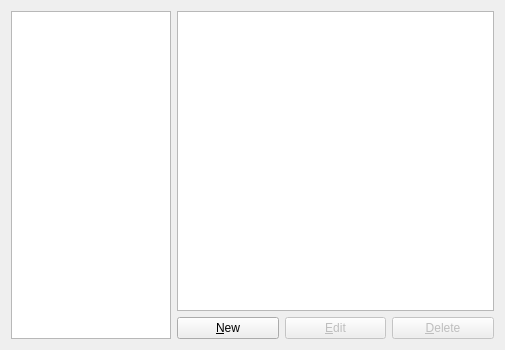
This is gns3/modules/qemu/ui/qemu_vm_preferences_page.ui in GNS3/gns3-gui as Qt 5 draws it before an edit. The edited form follows.
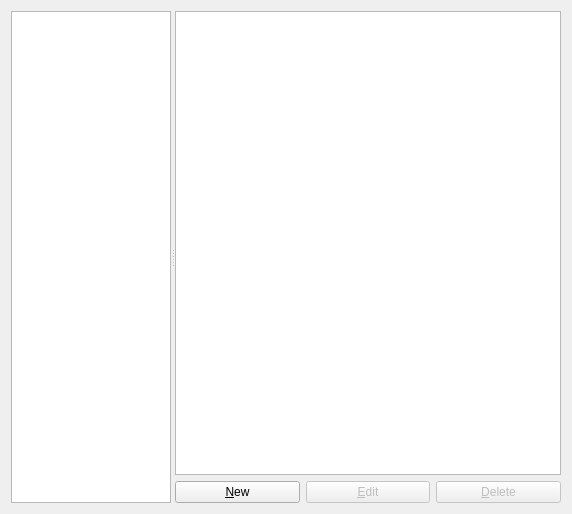
This is the edited form.

Commit message: Improvements for the preferences dialog (splitter layouts, save/restore geometry etc.)

Patch:
```diff
--- a/gns3/modules/qemu/ui/qemu_vm_preferences_page.ui
+++ b/gns3/modules/qemu/ui/qemu_vm_preferences_page.ui
@@ -6,8 +6,8 @@
    <rect>
     <x>0</x>
     <y>0</y>
-    <width>505</width>
-    <height>350</height>
+    <width>572</width>
+    <height>514</height>
    </rect>
   </property>
   <property name="windowTitle">
@@ -19,71 +19,15 @@
   <property name="accessibleDescription">
    <string/>
   </property>
-  <layout class="QGridLayout" name="gridLayout">
-   <item row="1" column="1">
-    <layout class="QHBoxLayout" name="horizontalLayout_5">
+  <layout class="QVBoxLayout" name="verticalLayout_2">
      <item>
-      <widget class="QPushButton" name="uiNewQemuVMPushButton">
-       <property name="text">
-        <string>&amp;New</string>
-       </property>
-      </widget>
-     </item>
-     <item>
-      <widget class="QPushButton" name="uiEditQemuVMPushButton">
-       <property name="enabled">
-        <bool>false</bool>
-       </property>
-       <property name="text">
-        <string>&amp;Edit</string>
-       </property>
-      </widget>
-     </item>
-     <item>
-      <widget class="QPushButton" name="uiDeleteQemuVMPushButton">
-       <property name="enabled">
-        <bool>false</bool>
-       </property>
-       <property name="text">
-        <string>&amp;Delete</string>
-       </property>
-      </widget>
-     </item>
-    </layout>
-   </item>
-   <item row="0" column="1">
-    <widget class="QTreeWidget" name="uiQemuVMInfoTreeWidget">
-     <property name="sizePolicy">
-      <sizepolicy hsizetype="MinimumExpanding" vsizetype="Expanding">
-       <horstretch>0</horstretch>
-       <verstretch>0</verstretch>
-      </sizepolicy>
-     </property>
-     <property name="indentation">
-      <number>10</number>
-     </property>
-     <property name="allColumnsShowFocus">
-      <bool>true</bool>
-     </property>
-     <attribute name="headerVisible">
-      <bool>false</bool>
-     </attribute>
-     <column>
-      <property name="text">
-       <string>1</string>
-      </property>
-     </column>
-     <column>
-      <property name="text">
-       <string>2</string>
-      </property>
-     </column>
-    </widget>
-   </item>
-   <item row="0" column="0" rowspan="2">
+    <widget class="QSplitter" name="splitter">
+     <property name="orientation">
+      <enum>Qt::Horizontal</enum>
+     </property>
     <widget class="QTreeWidget" name="uiQemuVMsTreeWidget">
      <property name="sizePolicy">
-      <sizepolicy hsizetype="Minimum" vsizetype="Expanding">
+       <sizepolicy hsizetype="Preferred" vsizetype="Expanding">
        <horstretch>0</horstretch>
        <verstretch>0</verstretch>
       </sizepolicy>
@@ -121,6 +65,71 @@
        <string notr="true">1</string>
       </property>
      </column>
+     </widget>
+     <widget class="QWidget" name="layoutWidget">
+      <layout class="QVBoxLayout" name="verticalLayout">
+       <item>
+        <widget class="QTreeWidget" name="uiQemuVMInfoTreeWidget">
+         <property name="sizePolicy">
+          <sizepolicy hsizetype="MinimumExpanding" vsizetype="Expanding">
+           <horstretch>0</horstretch>
+           <verstretch>0</verstretch>
+          </sizepolicy>
+         </property>
+         <property name="indentation">
+          <number>10</number>
+         </property>
+         <property name="allColumnsShowFocus">
+          <bool>true</bool>
+         </property>
+         <attribute name="headerVisible">
+          <bool>false</bool>
+         </attribute>
+         <column>
+          <property name="text">
+           <string>1</string>
+          </property>
+         </column>
+         <column>
+          <property name="text">
+           <string>2</string>
+          </property>
+         </column>
+        </widget>
+       </item>
+       <item>
+        <layout class="QHBoxLayout" name="horizontalLayout_5">
+         <item>
+          <widget class="QPushButton" name="uiNewQemuVMPushButton">
+           <property name="text">
+            <string>&amp;New</string>
+           </property>
+          </widget>
+         </item>
+         <item>
+          <widget class="QPushButton" name="uiEditQemuVMPushButton">
+           <property name="enabled">
+            <bool>false</bool>
+           </property>
+           <property name="text">
+            <string>&amp;Edit</string>
+           </property>
+          </widget>
+         </item>
+         <item>
+          <widget class="QPushButton" name="uiDeleteQemuVMPushButton">
+           <property name="enabled">
+            <bool>false</bool>
+           </property>
+           <property name="text">
+            <string>&amp;Delete</string>
+           </property>
+          </widget>
+         </item>
+        </layout>
+       </item>
+      </layout>
+     </widget>
     </widget>
    </item>
   </layout>
```
Lines whose indentation alone changed are shown as unchanged. The commit also changes 23 other files.
